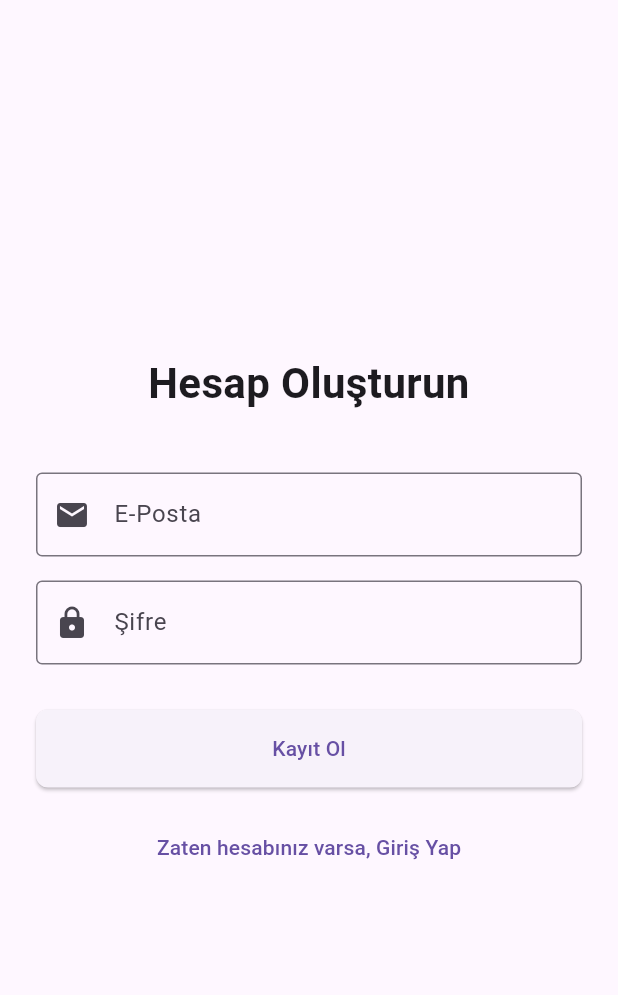
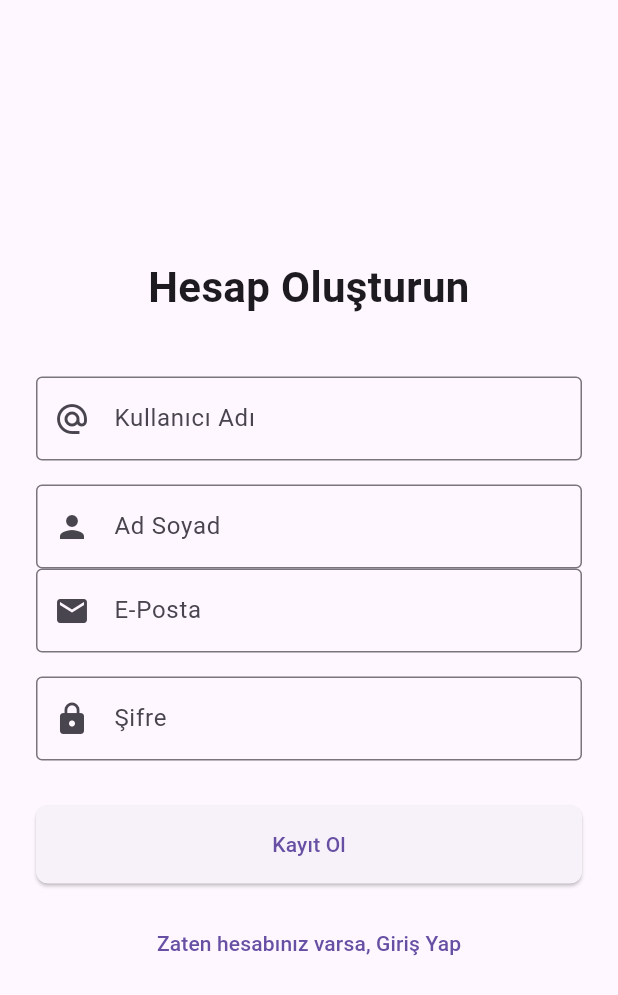
Before and after one commit to yetbey/yet_app, a Flutter app: the screen it shows after launch, after a tap on "Hesabınız yok mu? Kayıt Olun!", on a phone screen of 412 x 824 dp. Shown: the top 995 px of the screen. Run offline on Flutter 3.47's test engine with Material 3 defaults, Android fonts, the phone set to English and light mode, and no system bars; our stand-ins replace cloud_firestore, firebase_auth, firebase_core, get; accounts and stored records are empty; network calls fail.

Commit message:
refactor(auth): Pivot to social media app, update user model

```diff
--- a/lib/app/modules/auth/views/auth_view.dart
+++ b/lib/app/modules/auth/views/auth_view.dart
@@ -25,6 +25,25 @@ class AuthView extends GetView<AuthController> {
                   textAlign: TextAlign.center,
                 ),
                 const SizedBox(height: 40),
+                if (!controller.isLogin.value) ...[
+                  TextField(
+                    controller: controller.usernameController,
+                    decoration: const InputDecoration(
+                      labelText: 'Kullanıcı Adı',
+                      border: OutlineInputBorder(),
+                      prefixIcon: Icon(Icons.alternate_email),
+                    ),
+                  ),
+                  const SizedBox(height: 16),
+                  TextField(
+                    controller: controller.displayNameController,
+                    decoration: const InputDecoration(
+                      labelText: 'Ad Soyad',
+                      border: OutlineInputBorder(),
+                      prefixIcon: Icon(Icons.person),
+                    ),
+                  ),
+                ],
                 TextField(
                   controller: controller.emailController,
                   decoration: const InputDecoration(
```
Also changed, not shown: lib/app/modules/auth/controllers/auth_controller.dart (+10 -1 lines), 1 other file.
